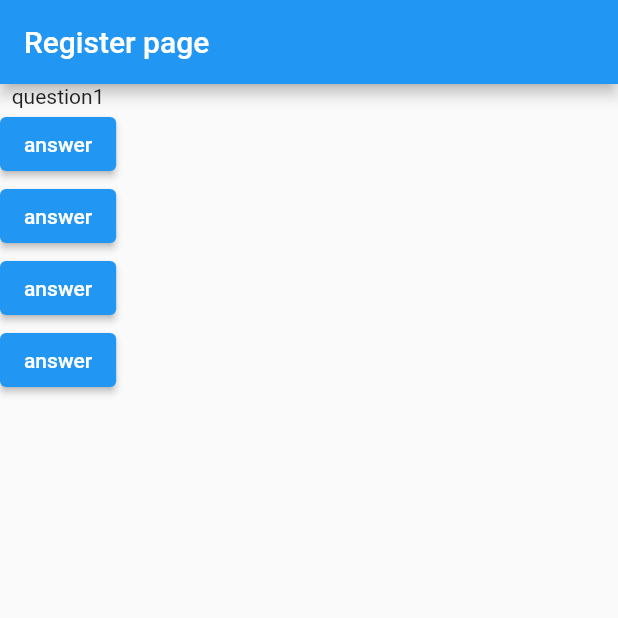
After one commit to amithreddy258/ayurvedic, a Flutter app: the registerPage screen opened directly, after a tap on "Next", on a phone screen of 412 x 824 dp, the top half of it. The commit adds this screen. Run offline on Flutter 3.47's test engine with Material 2 defaults, Android fonts, the phone set to English and light mode, and no system bars.

Commit message:
question Page editted

```diff
--- /dev/null
+++ b/lib/questionspage.dart
@@ -0,0 +1,40 @@
+import 'package:flutter/material.dart';
+
+var questions = ["question1", "question2", "question3"];
+
+class questionsPage extends StatefulWidget {
+  const questionsPage({super.key});
+
+  @override
+  State<questionsPage> createState() => questionsState();
+}
+
+class questionsState extends State<questionsPage> {
+  var questionIndex = 0;
+
+  void selectAnswer() {
+    setState(() {
+      if (questionIndex < questions.length) {
+        questionIndex = questionIndex + 1;
+      } else {
+        questionIndex = 0;
+      }
+    });
+  }
+
+  @override
+  Widget build(BuildContext context) {
+    return MaterialApp(
+        home: Scaffold(
+            appBar: AppBar(title: const Text('Register page')),
+            body: Column(
+              children: [
+                Text(questions[questionIndex]),
+                ElevatedButton(onPressed: selectAnswer, child: Text("answer")),
+                ElevatedButton(onPressed: selectAnswer, child: Text("answer")),
+                ElevatedButton(onPressed: selectAnswer, child: Text("answer")),
+                ElevatedButton(onPressed: selectAnswer, child: Text("answer"))
+              ],
+            )));
+  }
+}
--- a/lib/registerpage.dart
+++ b/lib/registerpage.dart
@@ -1,4 +1,5 @@
 import 'package:flutter/material.dart';
+import 'package:ayurvedic/questionspage.dart';
 
 class registerPage extends StatelessWidget {
   const registerPage({super.key});
@@ -79,6 +80,17 @@ class registerPage extends StatelessWidget {
                 ),
               ),
             ),
+            Padding(
+              padding: EdgeInsets.all(12),
+              child: ElevatedButton(
+                  onPressed: () {
+                    Navigator.push(context,
+                        MaterialPageRoute(builder: (context) {
+                      return questionsPage();
+                    }));
+                  },
+                  child: Text('Next')),
+            ),
           ],
         ),
       ),
```
Also changed, not shown: lib/main.dart (+1 -9 lines), lib/questions.dart (deleted, +0 -15 lines), 1 other file.
